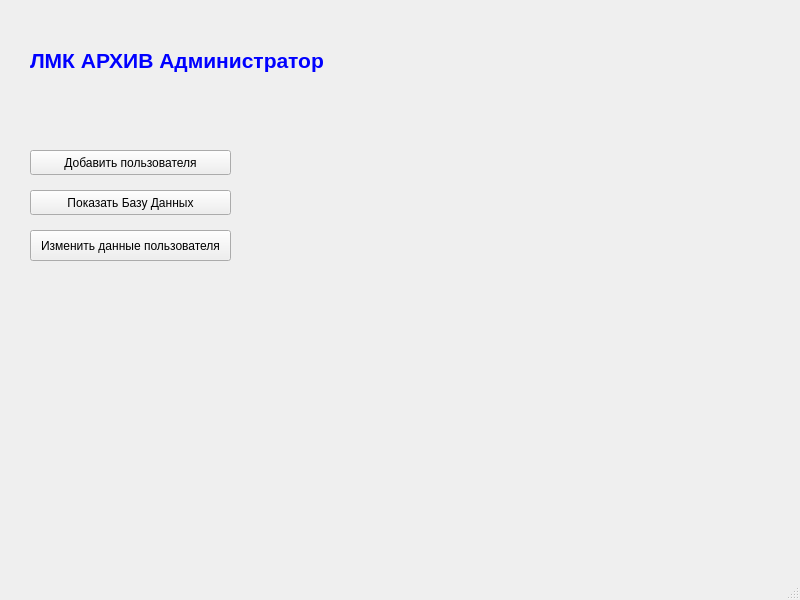
Qt form admin_archive_lmk/mainwindow.ui (FANDIM-wolf/FileHub) before a commit.
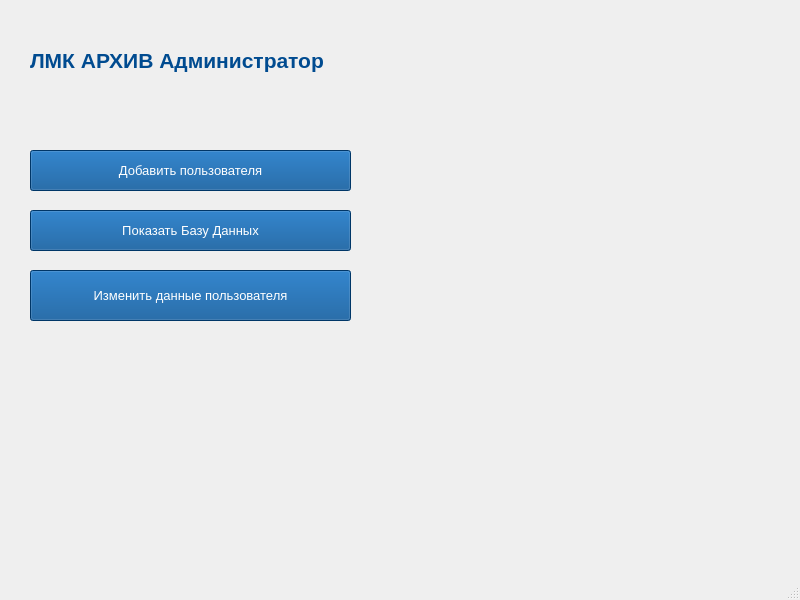
The same form after that commit.

```diff
--- a/admin_archive_lmk/mainwindow.ui
+++ b/admin_archive_lmk/mainwindow.ui
@@ -19,10 +19,23 @@
      <rect>
       <x>30</x>
       <y>150</y>
-      <width>201</width>
-      <height>25</height>
+      <width>321</width>
+      <height>41</height>
      </rect>
     </property>
+    <property name="font">
+     <font>
+      <family>Arial</family>
+      <pointsize>10</pointsize>
+     </font>
+    </property>
+    <property name="styleSheet">
+     <string notr="true">background-color:#004B90;
+color:white;
+width:150px;
+height:50px;
+border-color:25px;</string>
+    </property>
     <property name="text">
      <string>Добавить пользователя</string>
     </property>
@@ -31,11 +44,26 @@
     <property name="geometry">
      <rect>
       <x>30</x>
-      <y>190</y>
-      <width>201</width>
-      <height>25</height>
+      <y>210</y>
+      <width>321</width>
+      <height>41</height>
      </rect>
     </property>
+    <property name="font">
+     <font>
+      <family>Arial</family>
+      <pointsize>10</pointsize>
+      <weight>50</weight>
+      <bold>false</bold>
+     </font>
+    </property>
+    <property name="styleSheet">
+     <string notr="true">background-color:#004B90;
+color:white;
+width:150px;
+height:50px;
+border-color:25px;</string>
+    </property>
     <property name="text">
      <string>Показать Базу Данных</string>
     </property>
@@ -44,11 +72,26 @@
     <property name="geometry">
      <rect>
       <x>30</x>
-      <y>230</y>
-      <width>201</width>
-      <height>31</height>
+      <y>270</y>
+      <width>321</width>
+      <height>51</height>
      </rect>
     </property>
+    <property name="font">
+     <font>
+      <family>Arial</family>
+      <pointsize>10</pointsize>
+      <weight>50</weight>
+      <bold>false</bold>
+     </font>
+    </property>
+    <property name="styleSheet">
+     <string notr="true">background-color:#004B90;
+color:white;
+width:150px;
+height:50px;
+border-color:25px;</string>
+    </property>
     <property name="text">
      <string>Изменить данные пользователя</string>
     </property>
@@ -71,7 +114,7 @@
      </font>
     </property>
     <property name="styleSheet">
-     <string notr="true">color:blue;
+     <string notr="true">color:#004B90;
 </string>
     </property>
     <property name="text">
```
